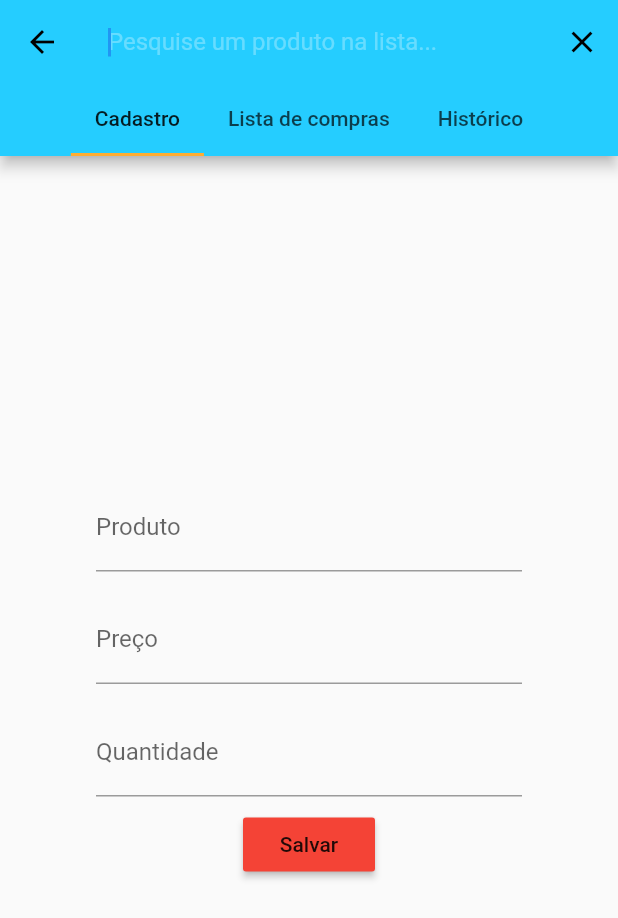
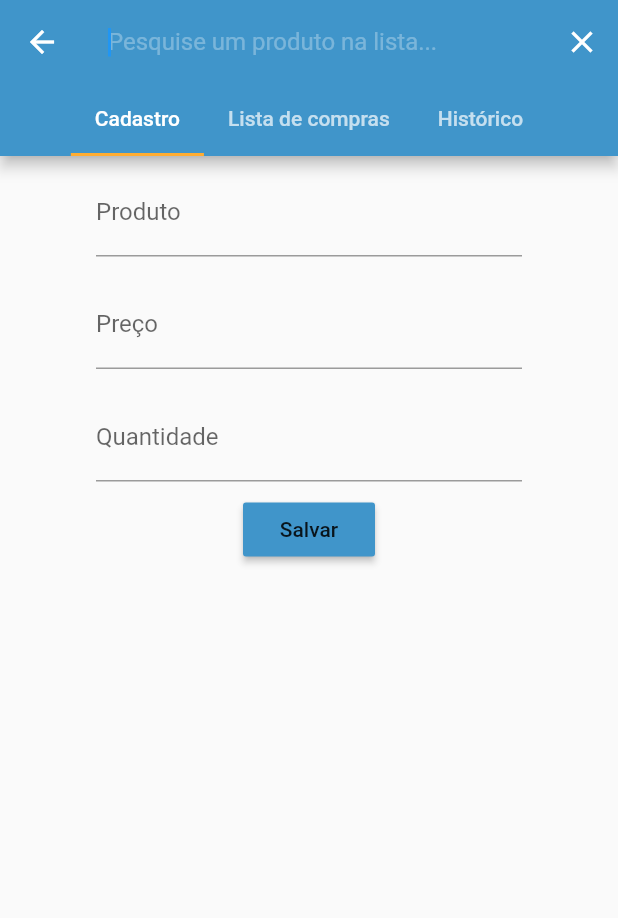
Before and after one commit to muniz95/compra-do-mes-dart, a Flutter app: the screen it shows after launch, after a tap on "Salvar", after a tap on the "search" icon, on a phone screen of 412 x 824 dp. Shown: the top 918 px of the screen. Run offline on Flutter 3.47's test engine with Material 2 defaults, Android fonts, the phone set to English and light mode, and no system bars; our stand-ins replace flutter_redux, redux, sqflite; accounts and stored records are empty; statements that could not run were skipped.

Commit message:
Cor da aplicação alterada

```diff
--- a/lib/main.dart
+++ b/lib/main.dart
@@ -39,7 +39,7 @@ class _CompraDoMesAppState extends State<CompraDoMesApp> {
       child: new MaterialApp(
         title: 'Compra Do Mes',
         theme: new ThemeData(
-          primaryColor: new Color(0xFF25CDFF),
+          primaryColor: new Color(0xFF4095CA),
           accentColor: new Color(0xFFFFAD32),
         ),
         home: new MainView(),
--- a/lib/views/product/ProductForm.dart
+++ b/lib/views/product/ProductForm.dart
@@ -30,10 +30,10 @@ class ProductFormContent extends StatelessWidget {
 
   @override
   Widget build(BuildContext context) {
-    var loginBtn = new RaisedButton(
+    var saveBtn = new RaisedButton(
       onPressed: () => _submit(context),
       child: new Text("Salvar"),
-      color: Colors.primaries[0],
+      color: Theme.of(context).primaryColor,
     );
     var loginForm = new Column(
       children: <Widget>[
@@ -68,7 +68,7 @@ class ProductFormContent extends StatelessWidget {
             ],
           ),
         ),
-        loginBtn
+        saveBtn,
       ],
       crossAxisAlignment: CrossAxisAlignment.center,
     );
@@ -80,7 +80,6 @@ class ProductFormContent extends StatelessWidget {
             filter: new ImageFilter.blur(sigmaX: 10.0, sigmaY: 10.0),
             child: new Container(
               child: loginForm,
-              height: 300.0,
               width: 300.0,
             ),
           ),
```
